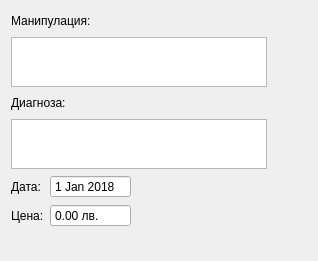
thefinalcutbg/DinoDent, file src/View/ProcedureDialog/CommonFields/CommonFields.ui: the form before one commit.
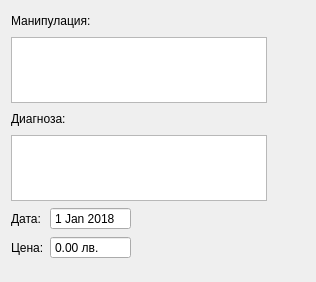
The form after the commit. Custom widgets are drawn as their Qt base class.

```diff
--- a/src/View/ProcedureDialog/CommonFields/CommonFields.ui
+++ b/src/View/ProcedureDialog/CommonFields/CommonFields.ui
@@ -6,8 +6,8 @@
    <rect>
     <x>0</x>
     <y>0</y>
-    <width>318</width>
-    <height>261</height>
+    <width>316</width>
+    <height>282</height>
    </rect>
   </property>
   <property name="sizePolicy">
@@ -72,7 +72,7 @@
        <property name="maximumSize">
         <size>
          <width>16777215</width>
-         <height>50</height>
+         <height>66</height>
         </size>
        </property>
        <property name="acceptDrops">
@@ -147,7 +147,7 @@
        <property name="maximumSize">
         <size>
          <width>16777215</width>
-         <height>50</height>
+         <height>66</height>
         </size>
        </property>
        <property name="acceptDrops">
```
